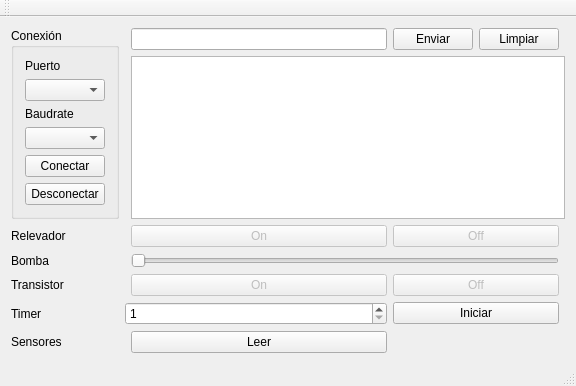
The window that mainwindow.ui (micheldavalos/Arduino_GUI) describes before a commit, drawn with Qt 5.
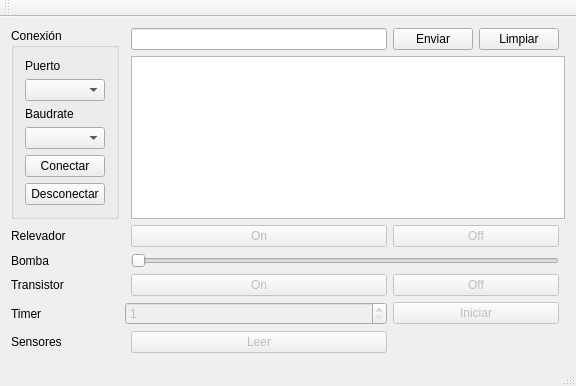
The same window after the commit.

Commit message: se repinta la interfaz con repaint()

The edit to the form file:
```diff
--- a/mainwindow.ui
+++ b/mainwindow.ui
@@ -201,7 +201,7 @@
       <item row="5" column="1" colspan="2">
        <widget class="QSpinBox" name="spinBox">
         <property name="enabled">
-         <bool>true</bool>
+         <bool>false</bool>
         </property>
         <property name="minimum">
          <number>1</number>
@@ -213,6 +213,9 @@
       </item>
       <item row="5" column="3" colspan="2">
        <widget class="QPushButton" name="pushButton_6">
+        <property name="enabled">
+         <bool>false</bool>
+        </property>
         <property name="text">
          <string>Iniciar</string>
         </property>
@@ -227,6 +230,9 @@
       </item>
       <item row="6" column="2">
        <widget class="QPushButton" name="pushButton_7">
+        <property name="enabled">
+         <bool>false</bool>
+        </property>
         <property name="text">
          <string>Leer</string>
         </property>
```
The commit also changes 1 other file.
